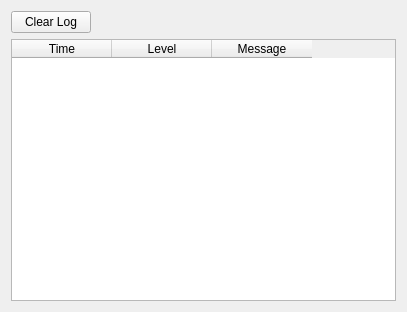
Old version of the form src/PacketSender/LogWidget.ui in the repository BatikanHyt/PacketSender.
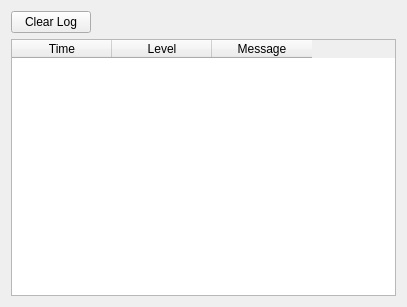
New version of the form.

```diff
--- a/src/PacketSender/LogWidget.ui
+++ b/src/PacketSender/LogWidget.ui
@@ -7,7 +7,7 @@
     <x>0</x>
     <y>0</y>
     <width>407</width>
-    <height>312</height>
+    <height>307</height>
    </rect>
   </property>
   <property name="windowTitle">
@@ -42,6 +42,12 @@
     <layout class="QHBoxLayout" name="horizontalLayout_2">
      <item>
       <widget class="QTableWidget" name="tableWidget">
+       <property name="minimumSize">
+        <size>
+         <width>0</width>
+         <height>150</height>
+        </size>
+       </property>
        <column>
         <property name="text">
          <string>Time</string>
```
